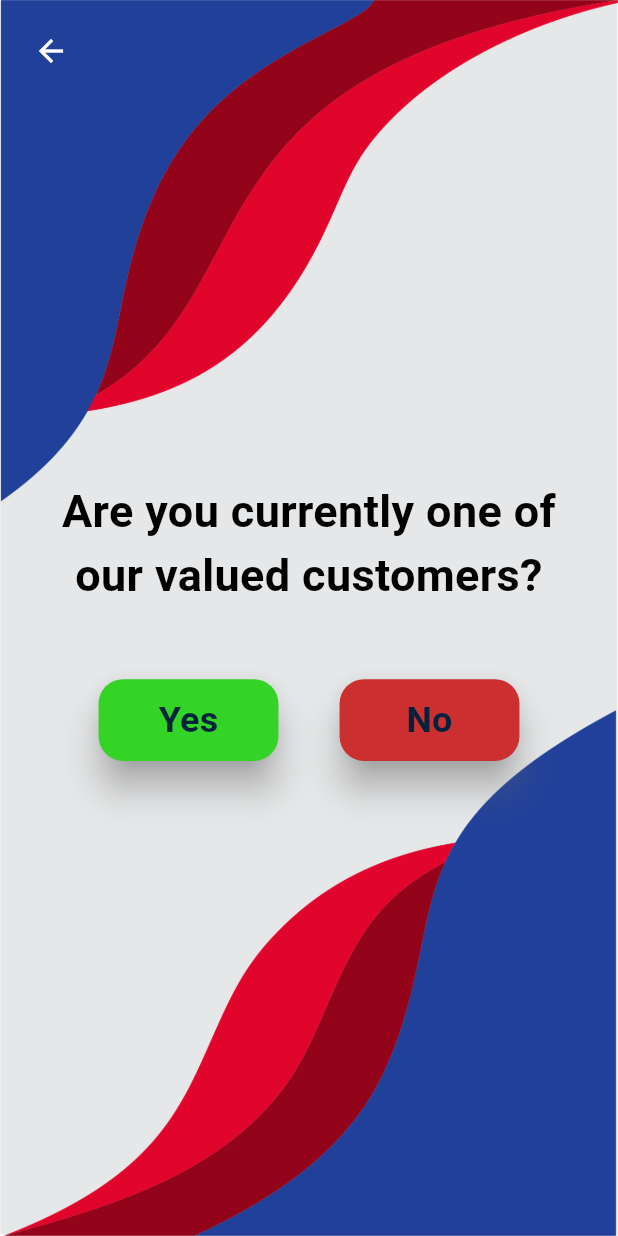
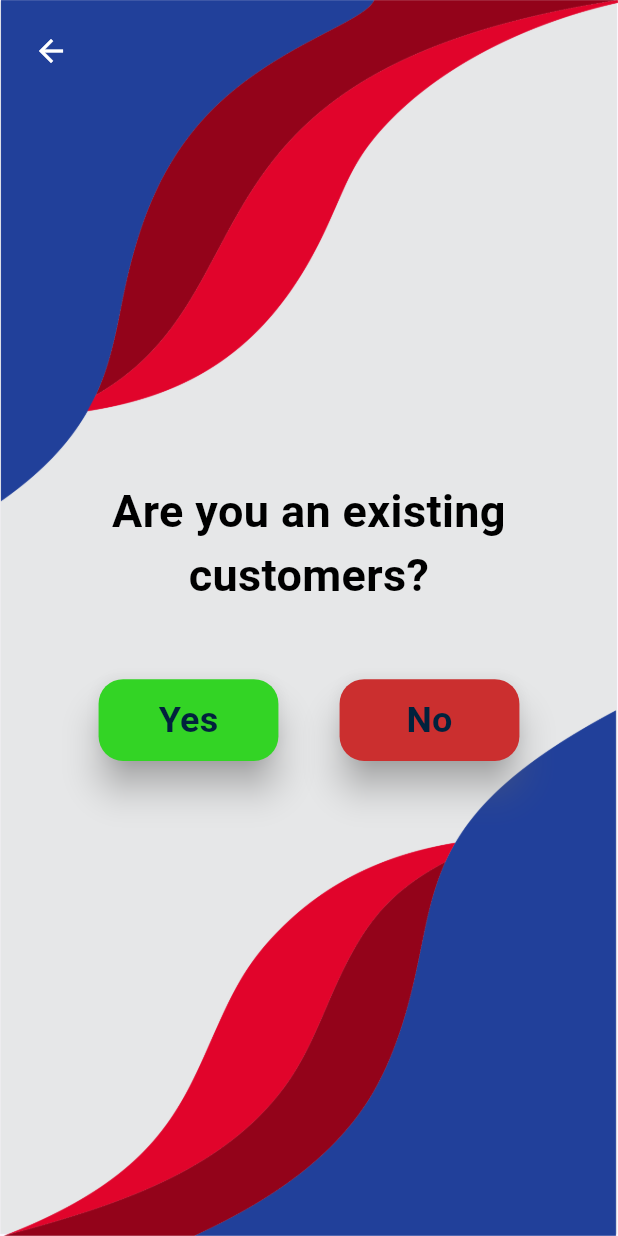
Before and after one commit to Pasindu9910/COOP-insu-new, a Flutter app: the Decision screen opened by its route, on a phone screen of 412 x 824 dp. Run offline on Flutter 3.47's test engine with Material 3 defaults, Android fonts, the phone set to English and light mode, and no system bars; our stand-ins replace google_fonts, image_picker; Roboto replaces fonts that are missing (Georgia).

```diff
--- a/lib/Screens/decision.dart
+++ b/lib/Screens/decision.dart
@@ -44,7 +44,7 @@ class _DecisionState extends State<Decision> with TickerProviderStateMixin {
                   mainAxisAlignment: MainAxisAlignment.center,
                   children: [
                     Text(
-                      'Are you currently one of our valued customers?',
+                      'Are you an existing customers?',
                       style: TextStyle(
                           fontWeight: FontWeight.bold,
                           fontSize: 30,
```
Also changed, not shown: 2 other files.
